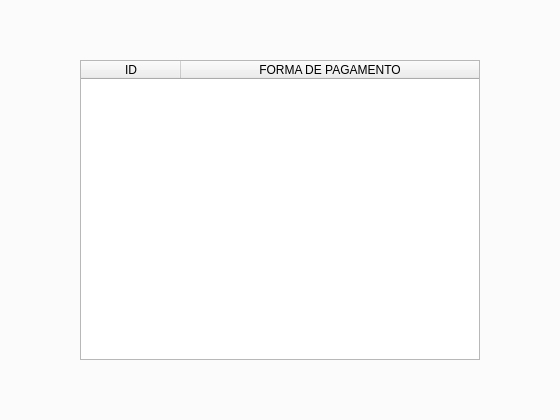
Above: ui_tela_principal.ui from CelsoLucas/Mercado before the change; both pictures show x 475 to 1035 and y 236 to 656 of the 1260 by 845 pixel window. Below: the same form after it.
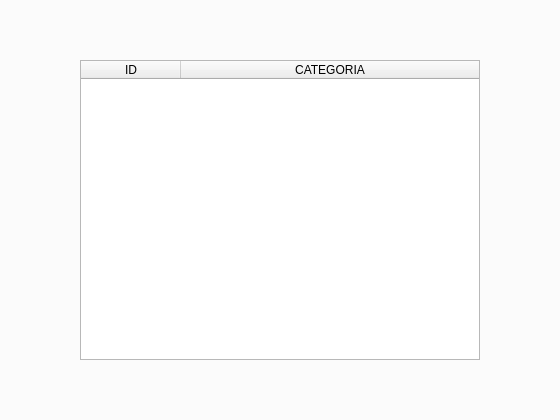
That is the form after the change. The open tabs and pages were chosen to show the change. Icons and pictures are not drawn.

The edit to the form file:
```diff
--- a/ui_tela_principal.ui
+++ b/ui_tela_principal.ui
@@ -2565,7 +2565,7 @@
                            </column>
                            <column>
                             <property name="text">
-                             <string>FORMA DE PAGAMENTO</string>
+                             <string>CATEGORIA</string>
                             </property>
                             <property name="textAlignment">
                              <set>AlignCenter</set>
```
Left out of the diff: 4 changed lines with no effect on the pictures.
